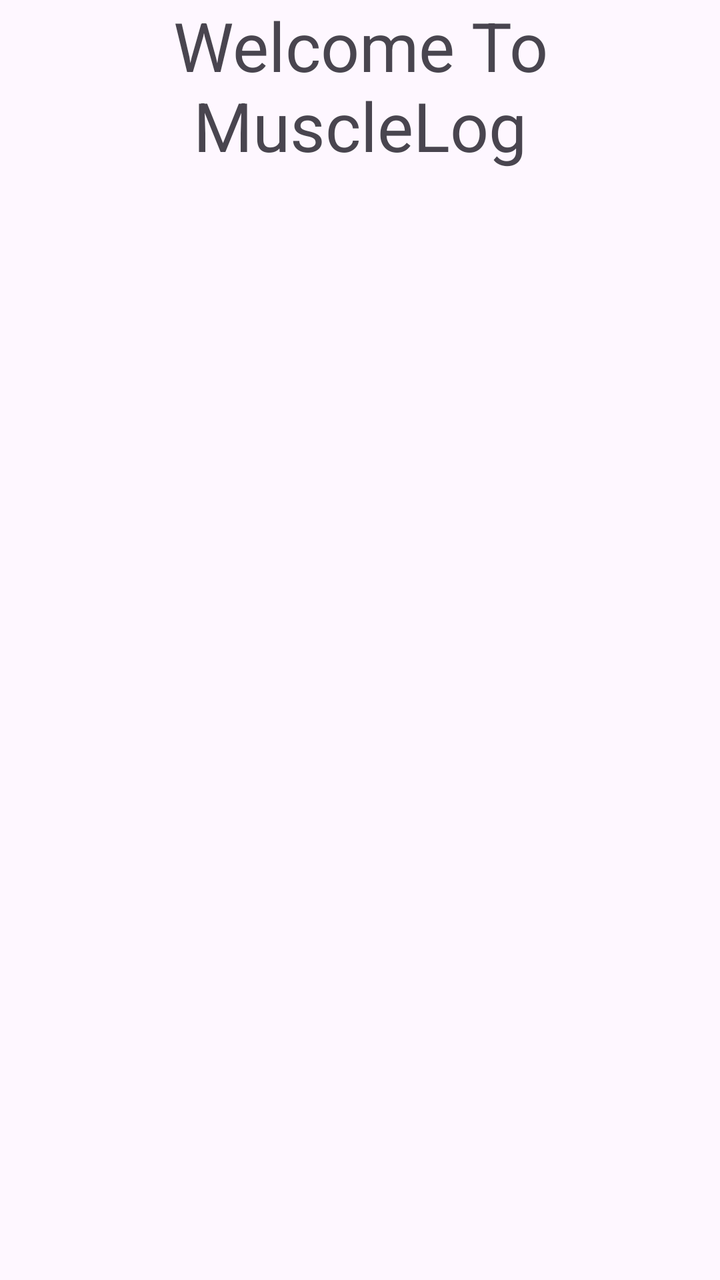
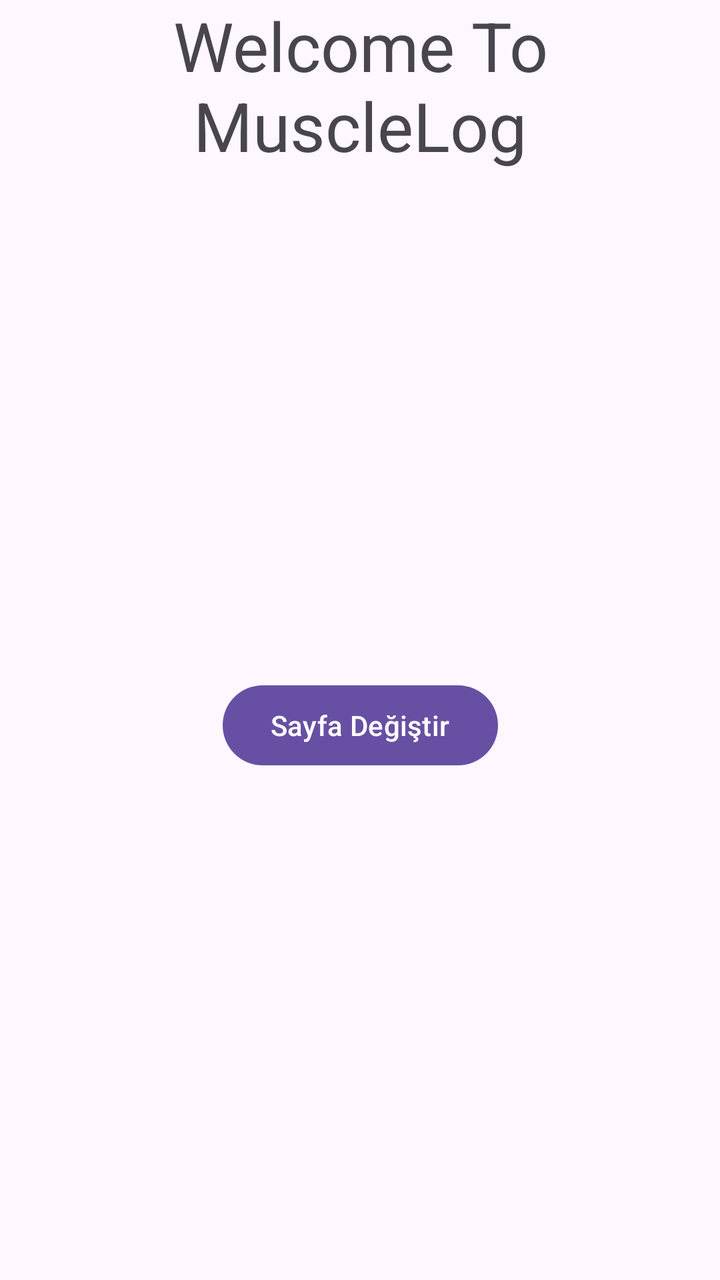

Compare the two renders of this Android layout. The source of the first and the diff that turns it into the second are given below.
<!-- AndroidManifest.xml: application theme Theme.MuscleLog -->
<!-- res/layout/activity_main.xml -->
<?xml version="1.0" encoding="utf-8"?>
<androidx.constraintlayout.widget.ConstraintLayout xmlns:android="http://schemas.android.com/apk/res/android"
    xmlns:app="http://schemas.android.com/apk/res-auto"
    xmlns:tools="http://schemas.android.com/tools"
    android:id="@+id/main"
    android:layout_width="match_parent"
    android:layout_height="match_parent"
    tools:context=".MainActivity">

    <androidx.recyclerview.widget.RecyclerView
        android:id="@+id/recMain"
        android:layout_width="0dp"
        android:layout_height="0dp"
        app:layout_constraintBottom_toBottomOf="parent"
        app:layout_constraintEnd_toEndOf="parent"
        app:layout_constraintStart_toStartOf="parent"
        app:layout_constraintTop_toBottomOf="@id/titleMain" />

    <TextView
        android:id="@+id/titleMain"
        android:layout_width="0dp"
        android:layout_height="wrap_content"
        android:text="@string/actMainTitle"
        android:textAlignment="center"
        android:textSize="34sp"
        app:layout_constraintEnd_toEndOf="parent"
        app:layout_constraintHorizontal_bias="1.0"
        app:layout_constraintStart_toStartOf="parent"
        app:layout_constraintTop_toTopOf="parent" />
</androidx.constraintlayout.widget.ConstraintLayout>
<!-- resources referenced by this layout -->
<resources>
  <string name="actMainTitle">Welcome To MuscleLog</string>
  <style name="Theme.MuscleLog" parent="Base.Theme.MuscleLog" />
  <style name="Base.Theme.MuscleLog" parent="Theme.Material3.DayNight.NoActionBar">
          
          
      </style>
</resources>

<!-- the commit's change to res/layout/activity_main.xml (unified diff, before → after) -->
@@ -2,19 +2,10 @@
 <androidx.constraintlayout.widget.ConstraintLayout xmlns:android="http://schemas.android.com/apk/res/android"
     xmlns:app="http://schemas.android.com/apk/res-auto"
     xmlns:tools="http://schemas.android.com/tools"
-    android:id="@+id/main"
+    android:id="@+id/recTextView"
     android:layout_width="match_parent"
     android:layout_height="match_parent"
     tools:context=".MainActivity">
-
-    <androidx.recyclerview.widget.RecyclerView
-        android:id="@+id/recMain"
-        android:layout_width="0dp"
-        android:layout_height="0dp"
-        app:layout_constraintBottom_toBottomOf="parent"
-        app:layout_constraintEnd_toEndOf="parent"
-        app:layout_constraintStart_toStartOf="parent"
-        app:layout_constraintTop_toBottomOf="@id/titleMain" />
 
     <TextView
         android:id="@+id/titleMain"
@@ -27,4 +18,15 @@
         app:layout_constraintHorizontal_bias="1.0"
         app:layout_constraintStart_toStartOf="parent"
         app:layout_constraintTop_toTopOf="parent" />
+
+    <Button
+        android:id="@+id/benimButonum"
+        android:layout_width="wrap_content"
+        android:layout_height="wrap_content"
+        android:onClick="sayfayiDegistir"
+        android:text="Sayfa Değiştir"
+        app:layout_constraintBottom_toBottomOf="parent"
+        app:layout_constraintEnd_toEndOf="parent"
+        app:layout_constraintStart_toStartOf="parent"
+        app:layout_constraintTop_toBottomOf="@+id/titleMain" />
 </androidx.constraintlayout.widget.ConstraintLayout>
